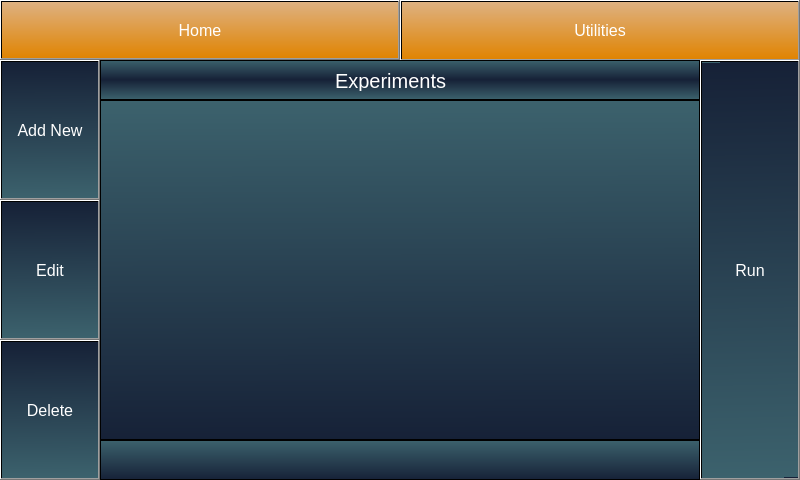
Old version of the form mainwindow.ui in the repository srikrishnan90/Extractor_UI_FINAL.
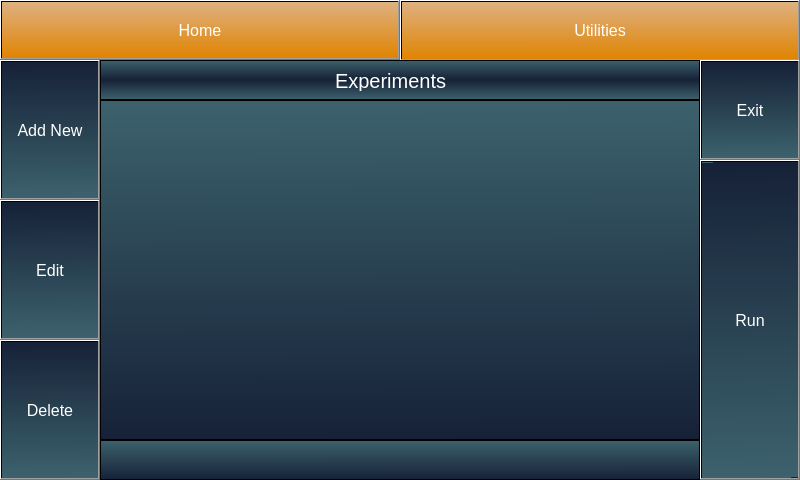
New version of the form. The open tabs and pages were chosen to show the change.

Commit message: updated with exit button and homepage after finishing test

Patch:
```diff
--- a/mainwindow.ui
+++ b/mainwindow.ui
@@ -155,9 +155,9 @@
       <property name="geometry">
        <rect>
         <x>700</x>
-        <y>0</y>
+        <y>100</y>
         <width>100</width>
-        <height>420</height>
+        <height>320</height>
        </rect>
       </property>
       <property name="font">
@@ -285,6 +285,28 @@
        </property>
       </widget>
      </widget>
+     <widget class="QToolButton" name="toolButton_7">
+      <property name="geometry">
+       <rect>
+        <x>700</x>
+        <y>0</y>
+        <width>100</width>
+        <height>100</height>
+       </rect>
+      </property>
+      <property name="font">
+       <font>
+        <pointsize>12</pointsize>
+       </font>
+      </property>
+      <property name="styleSheet">
+       <string notr="true">background:qlineargradient(spread:repeat, x1:0.510204, y1:1, x2:0.505, y2:0, stop:0 rgba(60,98,109,255), stop:1 rgba(22,33,55,255));
+color:rgb(255, 255, 255);</string>
+      </property>
+      <property name="text">
+       <string>Exit</string>
+      </property>
+     </widget>
     </widget>
     <widget class="QWidget" name="page_2">
      <widget class="QLabel" name="label">
```
Left out of the diff: 2 changed lines with no effect on the pictures. The commit also changes 4 other files.
